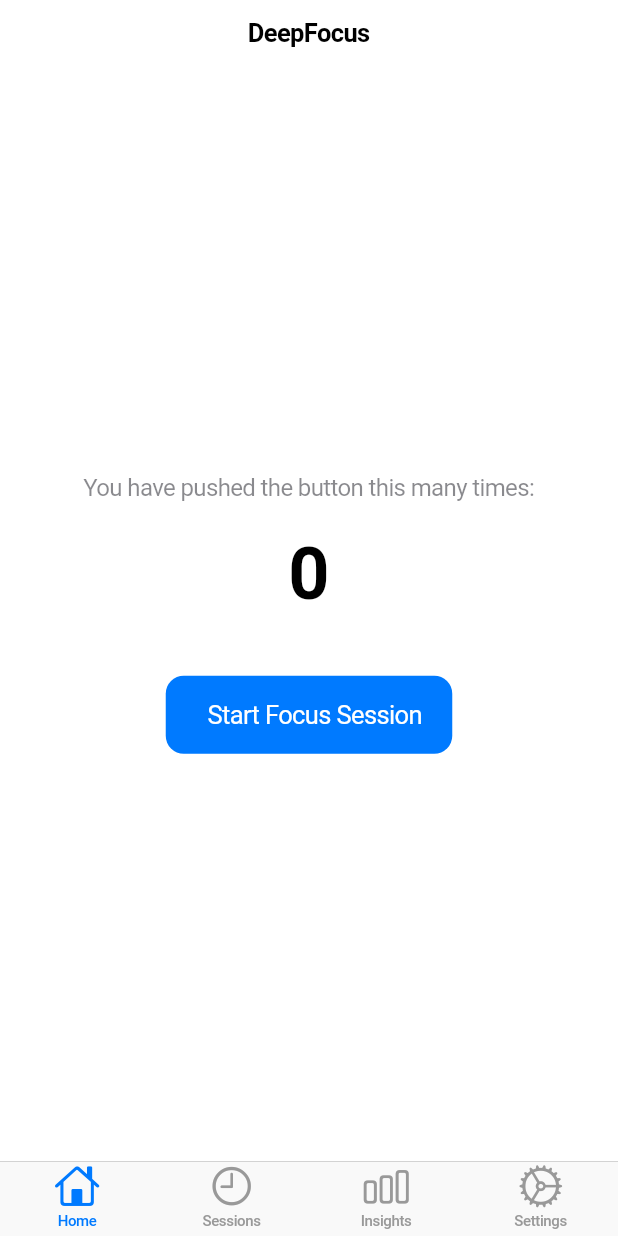
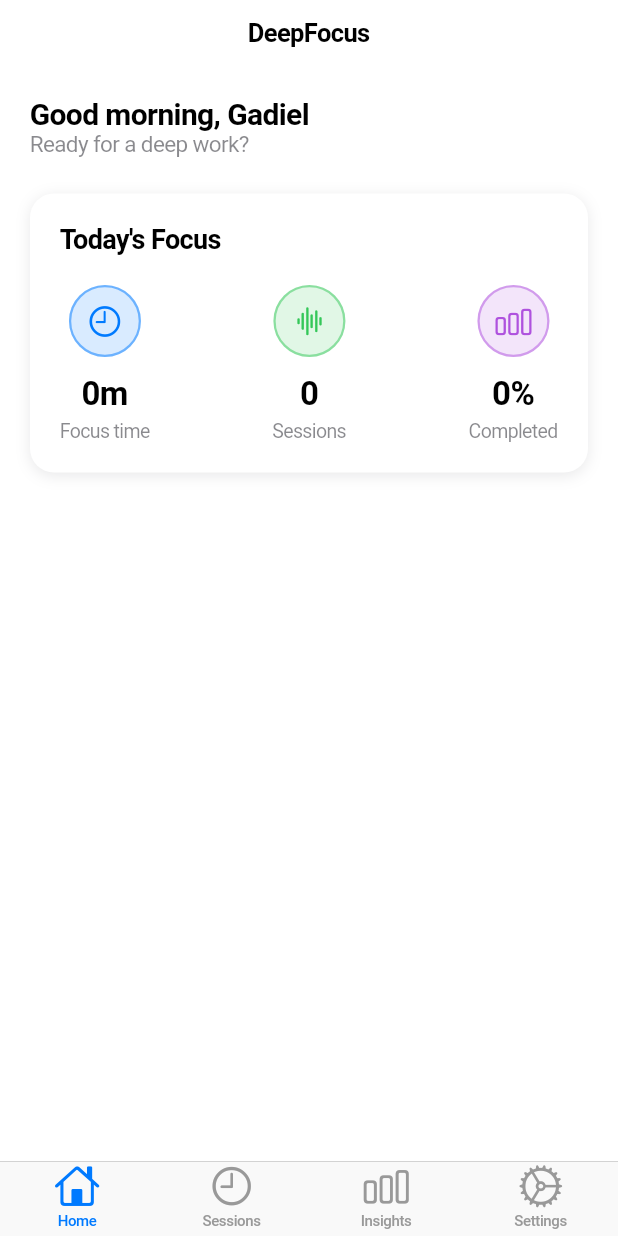
Before and after one commit to GadielPugh/deep_work_app, a Flutter app: the screen it shows after launch, on a phone screen of 412 x 824 dp. Run offline on Flutter 3.47's test engine with Material 3 defaults, Android fonts, the phone set to English and light mode, and no system bars.

Commit message:
Today's Box Info
I added a text, gave a welcome to the user, and a box with 3 different pieces of information that will show to the user.

```diff
--- a/lib/main.dart
+++ b/lib/main.dart
@@ -1,4 +1,8 @@
 import 'package:flutter/cupertino.dart';
+import 'package:deep_work/insightsTab.dart';
+import 'package:deep_work/sessionsTab.dart';
+import 'package:deep_work/settingsTab.dart';
+
 
 void main() {
   runApp(const MyApp());
@@ -20,6 +24,12 @@ class MyApp extends StatelessWidget {
     );
   }
 }
+
+
+
+
+
+// TAB BAR ----------------------------------
 
 class MainTabView extends StatelessWidget {
   const MainTabView({super.key});
@@ -65,6 +75,62 @@ class MainTabView extends StatelessWidget {
   }
 }
 
+
+
+
+
+
+// MAIN SCREEN ----------------------------------
+class _FocusMetric extends StatelessWidget {
+  const _FocusMetric({
+    required this.icon,
+    required this.value,
+    required this.label,
+    required this.color,
+  });
+
+  final IconData icon;
+  final String value;
+  final String label;
+  final Color color;
+
+  @override
+  Widget build(BuildContext context) {
+    return Column(
+      children: [
+        Container(
+          width: 48,
+          height: 48,
+          decoration: BoxDecoration(
+            color: color.withOpacity(0.15),
+            shape: BoxShape.circle,
+            border: Border.all(color: color.withOpacity(0.5), width: 1.5),
+          ),
+          child: Icon(icon, color: color, size: 24),
+        ),
+        const SizedBox(height: 12),
+
+        Text(
+          value,
+          style: const TextStyle(
+            fontWeight: FontWeight.w700,
+            fontSize: 22,
+            color: CupertinoColors.label,
+          ),
+        ),
+        const SizedBox(height: 4),
+        Text(
+          label,
+          style: const TextStyle(
+            fontSize: 13,
+            color: CupertinoColors.secondaryLabel,
+          ),
+        ),
+      ],
+    );
+  }
+}
+
 class HomeTab extends StatefulWidget {
   const HomeTab({super.key});
 
@@ -73,14 +139,6 @@ class HomeTab extends StatefulWidget {
 }
 
 class _HomeTabState extends State<HomeTab> {
-  int _counter = 0;
-
-  void _incrementCounter() {
-    setState(() {
-      _counter++;
-    });
-  }
-
   @override
   Widget build(BuildContext context) {
     return CupertinoPageScaffold(
@@ -93,161 +151,97 @@ class _HomeTabState extends State<HomeTab> {
         ),
       ),
       child: SafeArea(
-        child: Center(
         child: Column(
-            mainAxisAlignment: MainAxisAlignment.center,
+          mainAxisAlignment: MainAxisAlignment.start,
+          crossAxisAlignment: CrossAxisAlignment.stretch,
           children: [
-              const Text(
-                'You have pushed the button this many times:',
+            Padding(
+              padding: const EdgeInsets.fromLTRB(20, 20, 20, 0),
+              child: Column(
+                crossAxisAlignment: CrossAxisAlignment.start,
+                children: const [
+                  Text(
+                    'Good morning, Gadiel',
                     style: TextStyle(
-                  fontSize: 16,
-                  color: CupertinoColors.secondaryLabel,
-                ),
-              ),
-              const SizedBox(height: 20),
-              Text(
-                '$_counter',
-                style: const TextStyle(
-                  fontSize: 48,
-                  fontWeight: FontWeight.bold,
+                      fontWeight: FontWeight.w700,
+                      fontSize: 20,
                       color: CupertinoColors.label,
                     ),
                   ),
-              const SizedBox(height: 40),
-              CupertinoButton.filled(
-                onPressed: _incrementCounter,
-                child: const Row(
-                  mainAxisSize: MainAxisSize.min,
-                  children: [
-                    SizedBox(width: 8),
-                    Text('Start Focus Session'),
-                  ],
-                ),
-              ),
-            ],
-          ),
-        ),
-      ),
-    );
-  }
-}
-
-class SessionsTab extends StatelessWidget {
-  const SessionsTab({super.key});
-
-  @override
-  Widget build(BuildContext context) {
-    return CupertinoPageScaffold(
-      navigationBar: const CupertinoNavigationBar(
-        middle: Text(
-          'Sessions',
+                  Text(
+                    'Ready for a deep work?',
                     style: TextStyle(
-            fontWeight: FontWeight.w600,
-          ),
-        ),
-      ),
-      child: SafeArea(
-        child: Center(
-          child: Column(
-            mainAxisAlignment: MainAxisAlignment.center,
-            children: [
-              Icon(
-                CupertinoIcons.clock,
-                size: 64,
-                color: CupertinoColors.systemGrey,
-              ),
-              const SizedBox(height: 20),
-              const Text(
-                'Your focus sessions will appear here',
-                style: TextStyle(
-                  fontSize: 18,
+                      fontSize: 15,
                       color: CupertinoColors.secondaryLabel,
                     ),
                   ),
                 ],
               ),
             ),
+
+
+            Padding(
+              padding: const EdgeInsets.fromLTRB(20, 24, 20, 0),
+              child: Container(
+                width: double.infinity,
+                padding: const EdgeInsets.all(20),
+                decoration: BoxDecoration(
+                  color: CupertinoColors.white,
+                  borderRadius: BorderRadius.circular(16),
+                  boxShadow: [
+                    BoxShadow(
+                      color: CupertinoColors.systemGrey.withOpacity(0.2),
+                      blurRadius: 8,
+                      offset: const Offset(0, 2),
                     ),
-    );
-  }
-}
+                  ],
+                ),
 
-class InsightsTab extends StatelessWidget {
-  const InsightsTab({super.key});
 
-  @override
-  Widget build(BuildContext context) {
-    return CupertinoPageScaffold(
-      navigationBar: const CupertinoNavigationBar(
-        middle: Text(
-          'Insights',
+
+                child: Column(
+                  crossAxisAlignment: CrossAxisAlignment.start,
+                  children: [
+                    const Text(
+                      "Today's Focus",
                       style: TextStyle(
                         fontWeight: FontWeight.w600,
+                        fontSize: 18,
+                        color: CupertinoColors.label,
                       ),
                     ),
+                    const SizedBox(height: 20),
+
+                    Row(
+                      mainAxisAlignment: MainAxisAlignment.spaceBetween,
+                      children: [
+                        _FocusMetric(
+                          icon: CupertinoIcons.clock,
+                          value: '0m',
+                          label: 'Focus time',
+                          color: CupertinoColors.systemBlue,
                         ),
-      child: SafeArea(
-        child: Center(
-          child: Column(
-            mainAxisAlignment: MainAxisAlignment.center,
-            children: [
-              Icon(
-                CupertinoIcons.chart_bar,
-                size: 64,
-                color: CupertinoColors.systemGrey,
+                        _FocusMetric(
+                          icon: CupertinoIcons.waveform,
+                          value: '0',
+                          label: 'Sessions',
+                          color: CupertinoColors.systemGreen,
                         ),
-              const SizedBox(height: 20),
-              const Text(
-                'Your insights and analytics will appear here',
-                style: TextStyle(
-                  fontSize: 18,
-                  color: CupertinoColors.secondaryLabel,
+                        _FocusMetric(
+                          icon: CupertinoIcons.chart_bar,
+                          value: '0%',
+                          label: 'Completed',
+                          color: CupertinoColors.systemPurple,
+                        ),
+                      ],
+                    ),
+                  ],
+                ),
               ),
             ),
           ],
         ),
       ),
-      ),
     );
   }
 }
-
-class SettingsTab extends StatelessWidget {
-  const SettingsTab({super.key});
-
-  @override
-  Widget build(BuildContext context) {
-    return CupertinoPageScaffold(
-      navigationBar: const CupertinoNavigationBar(
-        middle: Text(
-          'Settings',
-          style: TextStyle(
-            fontWeight: FontWeight.w600,
-          ),
-        ),
-      ),
-      child: SafeArea(
-        child: Center(
-          child: Column(
-            mainAxisAlignment: MainAxisAlignment.center,
-            children: [
-              Icon(
-                CupertinoIcons.settings,
-                size: 64,
-                color: CupertinoColors.systemGrey,
-              ),
-              const SizedBox(height: 20),
-              const Text(
-                'App settings will appear here',
-                style: TextStyle(
-                  fontSize: 18,
-                  color: CupertinoColors.secondaryLabel,
-                ),
-              ),
-            ],
-          ),
-        ),
-      ),
-    );
-  }
-}
```
Also changed, not shown: lib/insightsTab.dart (added, +36 -0 lines), lib/sessionsTab.dart (added, +36 -0 lines), lib/settingsTab.dart (added, +36 -0 lines). Lines whose indentation alone changed are shown as unchanged.
